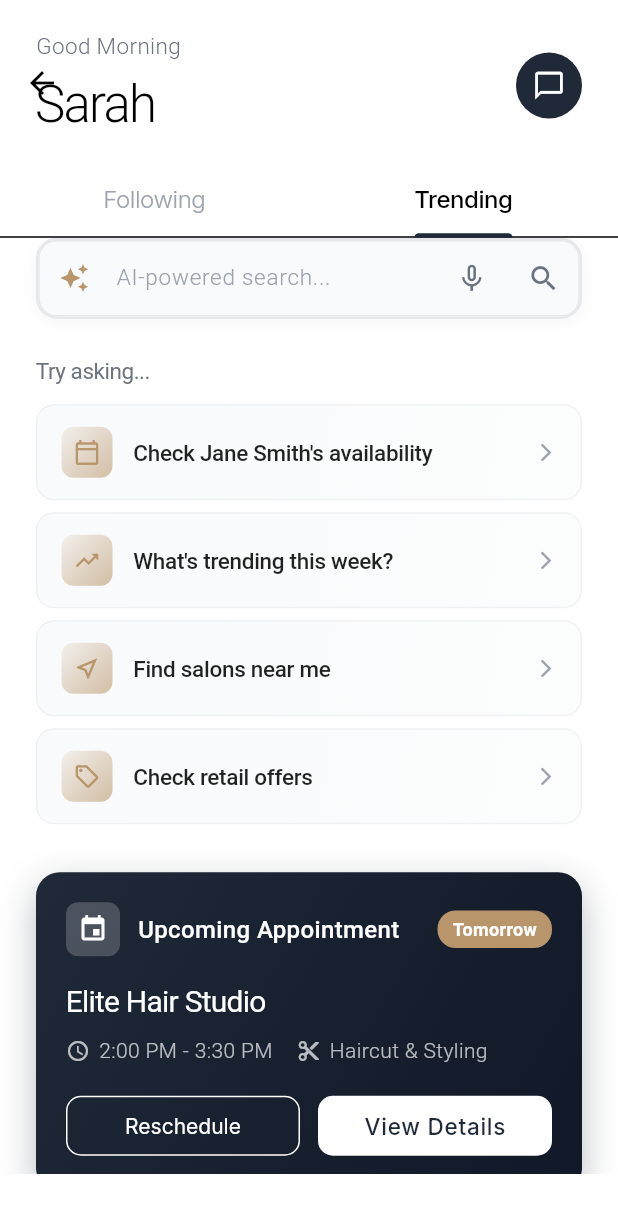
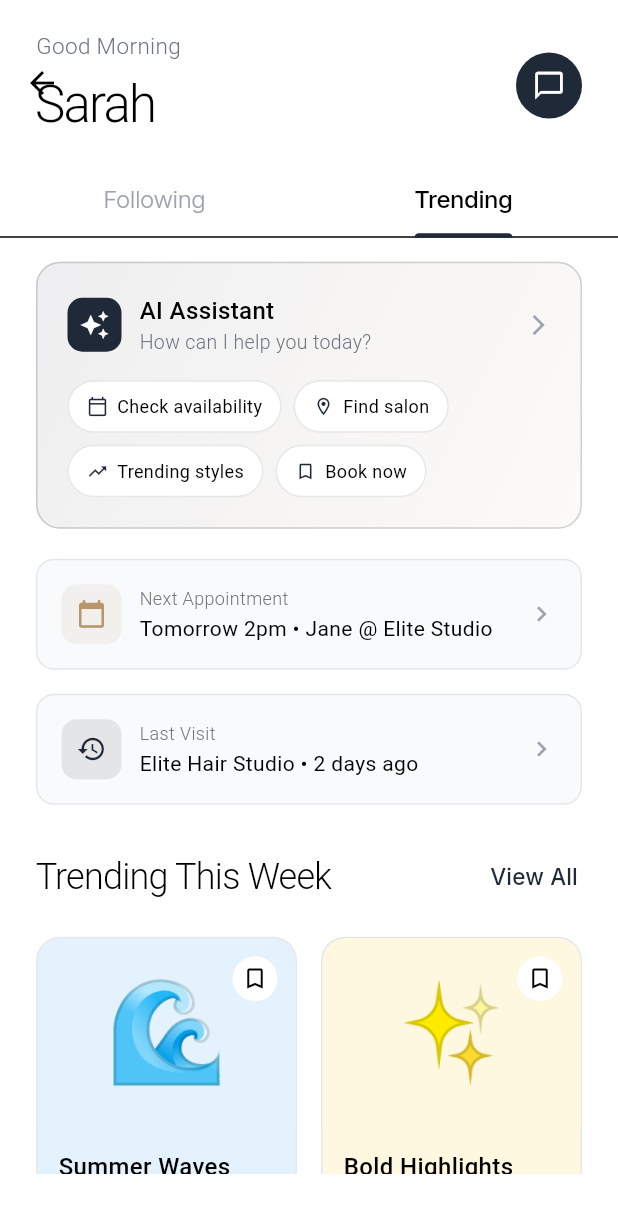
Before and after one commit to qunexadmin/Zelus, a Flutter app: the DiscoverTab screen opened directly, tab 2 chosen, on a phone screen of 412 x 824 dp. Shown: the top 1213 px of the screen. Run offline on Flutter 3.47's test engine with Material 3 defaults, Android fonts, the phone set to English and light mode, and no system bars; our stand-ins replace cached_network_image, dio, flutter_riverpod, freezed_annotation, go_router, google_fonts and 4 more; accounts and stored records are empty; generated files the repository leaves out were written again; network calls fail.

Commit message:
Refactor DiscoverTab for a cleaner, social-first experience in version 1.5.3
- Replaced the bulky AI-powered search bar with a compact AI Assistant Card for quick actions.
- Introduced compact versions of Upcoming Appointments and Recent Visits for a streamlined layout.
- Updated UI components to enhance user engagement and save space, resulting in a cleaner interface.
- Documented changes in PROJECT_OVERVIEW.md to reflect the new features and improved user experience.

```diff
--- a/mobile/lib/features/screens/discover_tab.dart
+++ b/mobile/lib/features/screens/discover_tab.dart
@@ -202,238 +202,22 @@ class _DiscoverTabState extends ConsumerState<DiscoverTab> with SingleTickerProv
       child: Column(
         crossAxisAlignment: CrossAxisAlignment.start,
         children: [
+                const SizedBox(height: 16),
 
-                // AI-Powered Search Bar with Voice
-                Padding(
-                  padding: const EdgeInsets.symmetric(horizontal: 24),
-                  child: Container(
-                    decoration: BoxDecoration(
-                      color: Colors.white,
-                      borderRadius: BorderRadius.circular(14),
-                      border: Border.all(color: AppTheme.borderLight, width: 1.5),
-                      boxShadow: [
-                        BoxShadow(
-                          color: Colors.black.withOpacity(0.04),
-                          blurRadius: 8,
-                          offset: const Offset(0, 2),
-                        ),
-                      ],
-                    ),
-                    child: TextField(
-                      controller: _searchController,
-                      onSubmitted: _handleSearch,
-                      style: const TextStyle(
-                        fontSize: 15,
-                        fontWeight: FontWeight.w300,
-                      ),
-                      decoration: InputDecoration(
-                        hintText: 'AI-powered search...',
-                        hintStyle: const TextStyle(
-                          color: AppTheme.textTertiary,
-                          fontSize: 15,
-                          fontWeight: FontWeight.w300,
-                        ),
-                        prefixIcon: _isSearching
-                            ? const Padding(
-                                padding: EdgeInsets.all(12),
-                                child: SizedBox(
-                                  width: 20,
-                                  height: 20,
-                                  child: CircularProgressIndicator(
-                                    strokeWidth: 2,
-                                    color: AppTheme.accentColor,
-                                  ),
-                                ),
-                              )
-                            : Container(
-                                padding: const EdgeInsets.all(12),
-                                child: const Icon(
-                                  Icons.auto_awesome,
-                                  color: AppTheme.accentColor,
-                                  size: 20,
-                                ),
-                              ),
-                        suffixIcon: Row(
-                          mainAxisSize: MainAxisSize.min,
-                          children: [
-                            IconButton(
-                              icon: const Icon(Icons.mic_none, size: 22),
-                              color: AppTheme.textSecondary,
-                              onPressed: () {
-                                HapticFeedback.lightImpact();
-                                // TODO: Implement voice search
-                                ScaffoldMessenger.of(context).showSnackBar(
-                                  const SnackBar(content: Text('Voice search coming soon!')),
-                                );
-                              },
-                            ),
-                            IconButton(
-                              icon: const Icon(Icons.search, size: 22),
-                              color: AppTheme.textSecondary,
-                              onPressed: () => _handleSearch(_searchController.text),
-                            ),
-                          ],
-                        ),
-                        border: InputBorder.none,
-                        contentPadding: const EdgeInsets.symmetric(
-                          horizontal: 20,
-                          vertical: 14,
-                        ),
-                      ),
-                    ),
-                  ),
-                ),
+                // AI Assistant Card (Compact)
+                _buildAIAssistantCard(),
 
-                const SizedBox(height: 24),
+                const SizedBox(height: 20),
 
-                // AI Search Suggestions
-                Padding(
-                  padding: const EdgeInsets.symmetric(horizontal: 24),
-                  child: Column(
-                    crossAxisAlignment: CrossAxisAlignment.start,
-                    children: [
-                      const Text(
-                        'Try asking...',
-                        style: TextStyle(
-                          fontSize: 15,
-                          fontWeight: FontWeight.w400,
-                          color: AppTheme.textSecondary,
-                          letterSpacing: -0.3,
-                        ),
-                      ),
-                      const SizedBox(height: 12),
-                      _buildSearchSuggestion(
-                        'Check Jane Smith\'s availability',
-                        Icons.calendar_today_outlined,
-                        onTap: () {
-                          _searchController.text = 'Jane Smith availability';
-                          _handleSearch(_searchController.text);
-                        },
-                      ),
-                      const SizedBox(height: 8),
-                      _buildSearchSuggestion(
-                        'What\'s trending this week?',
-                        Icons.trending_up,
-                        onTap: () {
-                          context.push('/trending');
-                        },
-                      ),
-                      const SizedBox(height: 8),
-                      _buildSearchSuggestion(
-                        'Find salons near me',
-                        Icons.near_me_outlined,
-                        onTap: () {
-                          context.push('/explore');
-                        },
-                      ),
-                      const SizedBox(height: 8),
-                      _buildSearchSuggestion(
-                        'Check retail offers',
-                        Icons.local_offer_outlined,
-                        onTap: () {
-                          // TODO: Navigate to retail offers section
-                          ScaffoldMessenger.of(context).showSnackBar(
-                            const SnackBar(content: Text('Retail offers coming soon!')),
-                          );
-                        },
-                      ),
-                    ],
-                  ),
-                ),
-
-                const SizedBox(height: 32),
-
-                // Upcoming Appointment Card
-                _buildUpcomingAppointment(),
-
-                const SizedBox(height: 32),
-
-                // Special Offers Section
-                _buildSpecialOffers(),
-
-                const SizedBox(height: 32),
-
-                // Recent Visits
-                Padding(
-                  padding: const EdgeInsets.symmetric(horizontal: 24),
-                  child: Row(
-                    mainAxisAlignment: MainAxisAlignment.spaceBetween,
-                    children: [
-                      const Text(
-                        'Recent Visits',
-                        style: TextStyle(
-                          fontSize: 24,
-                          fontWeight: FontWeight.w300,
-                          color: Colors.black,
-                          letterSpacing: -0.5,
-                        ),
-                      ),
-                      TextButton(
-                        onPressed: () {
-                          HapticFeedback.lightImpact();
-                          // Navigate to history
-                        },
-                        style: TextButton.styleFrom(
-                          foregroundColor: AppTheme.primaryColor,
-                          padding: EdgeInsets.zero,
-                        ),
-                        child: const Text(
-                          'See All',
-                          style: TextStyle(
-                            fontSize: 15,
-                            fontWeight: FontWeight.w500,
-                          ),
-                        ),
-                      ),
-                    ],
-                  ),
-                ),
+                // Upcoming Appointment (Compact)
+                _buildCompactUpcomingAppointment(),
 
                 const SizedBox(height: 16),
 
-                // Recent Visits - Enhanced with images
-                SizedBox(
-                  height: 220,
-                  child: ListView.builder(
-                    scrollDirection: Axis.horizontal,
-                    padding: const EdgeInsets.symmetric(horizontal: 20),
-                    itemCount: 3,
-                    itemBuilder: (context, index) {
-                      final visits = [
-                        {
-                          'name': 'Elite Hair Studio',
-                          'service': 'Haircut & Style',
-                          'date': '2 days ago',
-                          'id': '1',
-                          'image': '💇‍♀️'
-                        },
-                        {
-                          'name': 'Color Studio NYC',
-                          'service': 'Balayage Color',
-                          'date': '2 weeks ago',
-                          'id': '2',
-                          'image': '🎨'
-                        },
-                        {
-                          'name': 'Downtown Barbers',
-                          'service': 'Beard Trim',
-                          'date': '1 month ago',
-                          'id': '3',
-                          'image': '✂️'
-                        },
-                      ];
-                      return _buildRecentVisit(
-                        visits[index]['name']!,
-                        visits[index]['service']!,
-                        visits[index]['date']!,
-                        visits[index]['id']!,
-                        visits[index]['image']!,
-                      );
-                    },
-                  ),
-                ),
+                // Recent Visit (Compact)
+                _buildCompactRecentVisit(),
 
-                const SizedBox(height: 32),
+                const SizedBox(height: 24),
 
                 // Trending Styles with Images
                 Padding(
@@ -631,7 +415,7 @@ class _DiscoverTabState extends ConsumerState<DiscoverTab> with SingleTickerProv
               children: [
                 CircleAvatar(
                   radius: 20,
-                  backgroundImage: CachedNetworkImageProvider(post.stylistPhoto),
+                  backgroundImage: CachedNetworkImageProvider(post.stylistPhotoUrl),
                 ),
                 const SizedBox(width: 12),
                 Expanded(
@@ -670,7 +454,7 @@ class _DiscoverTabState extends ConsumerState<DiscoverTab> with SingleTickerProv
                       ),
                       const SizedBox(height: 2),
                       Text(
-                        post.timestamp,
+                        post.timeAgo,
                         style: const TextStyle(
                           fontSize: 12,
                           fontWeight: FontWeight.w300,
@@ -705,7 +489,7 @@ class _DiscoverTabState extends ConsumerState<DiscoverTab> with SingleTickerProv
               crossAxisAlignment: CrossAxisAlignment.start,
               children: [
                 Text(
-                  post.caption,
+                  post.content,
                   style: const TextStyle(
                     fontSize: 14,
                     fontWeight: FontWeight.w300,
@@ -717,6 +501,231 @@ class _DiscoverTabState extends ConsumerState<DiscoverTab> with SingleTickerProv
             ),
           ),
         ],
+      ),
+    );
+  }
+
+  Widget _buildAIAssistantCard() {
+    return Padding(
+      padding: const EdgeInsets.symmetric(horizontal: 24),
+      child: InkWell(
+        onTap: () {
+          HapticFeedback.lightImpact();
+          context.push('/chat');
+        },
+        borderRadius: BorderRadius.circular(16),
+        child: Container(
+          padding: const EdgeInsets.all(20),
+          decoration: BoxDecoration(
+            gradient: LinearGradient(
+              colors: [
+                AppTheme.primaryColor.withOpacity(0.08),
+                AppTheme.accentColor.withOpacity(0.05),
+              ],
+              begin: Alignment.topLeft,
+              end: Alignment.bottomRight,
+            ),
+            borderRadius: BorderRadius.circular(16),
+            border: Border.all(color: AppTheme.primaryColor.withOpacity(0.2)),
+          ),
+          child: Column(
+            crossAxisAlignment: CrossAxisAlignment.start,
+            children: [
+              Row(
+                children: [
+                  Container(
+                    padding: const EdgeInsets.all(8),
+                    decoration: BoxDecoration(
+                      color: AppTheme.primaryColor,
+                      borderRadius: BorderRadius.circular(10),
+                    ),
+                    child: const Icon(Icons.auto_awesome, color: Colors.white, size: 20),
+                  ),
+                  const SizedBox(width: 12),
+                  const Expanded(
+                    child: Column(
+                      crossAxisAlignment: CrossAxisAlignment.start,
+                      children: [
+                        Text(
+                          'AI Assistant',
+                          style: TextStyle(
+                            fontSize: 16,
+                            fontWeight: FontWeight.w500,
+                            color: Colors.black,
+                          ),
+                        ),
+                        Text(
+                          'How can I help you today?',
+                          style: TextStyle(
+                            fontSize: 13,
+                            fontWeight: FontWeight.w300,
+                            color: AppTheme.textSecondary,
+                          ),
+                        ),
+                      ],
+                    ),
+                  ),
+                  const Icon(Icons.arrow_forward_ios, size: 16, color: AppTheme.textTertiary),
+                ],
+              ),
+              const SizedBox(height: 16),
+              Wrap(
+                spacing: 8,
+                runSpacing: 8,
+                children: [
+                  _buildQuickActionChip('Check availability', Icons.calendar_today_outlined),
+                  _buildQuickActionChip('Find salon', Icons.location_on_outlined),
+                  _buildQuickActionChip('Trending styles', Icons.trending_up),
+                  _buildQuickActionChip('Book now', Icons.bookmark_outline),
+                ],
+              ),
+            ],
+          ),
+        ),
+      ),
+    );
+  }
+
+  Widget _buildQuickActionChip(String label, IconData icon) {
+    return Container(
+      padding: const EdgeInsets.symmetric(horizontal: 12, vertical: 8),
+      decoration: BoxDecoration(
+        color: Colors.white,
+        borderRadius: BorderRadius.circular(20),
+        border: Border.all(color: AppTheme.borderLight),
+      ),
+      child: Row(
+        mainAxisSize: MainAxisSize.min,
+        children: [
+          Icon(icon, size: 14, color: AppTheme.primaryColor),
+          const SizedBox(width: 6),
+          Text(
+            label,
+            style: const TextStyle(
+              fontSize: 12,
+              fontWeight: FontWeight.w400,
+              color: Colors.black,
+            ),
+          ),
+        ],
+      ),
+    );
+  }
+
+  Widget _buildCompactUpcomingAppointment() {
+    return Padding(
+      padding: const EdgeInsets.symmetric(horizontal: 24),
+      child: InkWell(
+        onTap: () {
+          HapticFeedback.lightImpact();
+          // Navigate to appointment details
+        },
+        borderRadius: BorderRadius.circular(12),
+        child: Container(
+          padding: const EdgeInsets.all(16),
+          decoration: BoxDecoration(
+            color: AppTheme.surfaceColor,
+            borderRadius: BorderRadius.circular(12),
+            border: Border.all(color: AppTheme.borderLight),
+          ),
+          child: Row(
+            children: [
+              Container(
+                padding: const EdgeInsets.all(10),
+                decoration: BoxDecoration(
+                  color: AppTheme.accentLight,
+                  borderRadius: BorderRadius.circular(10),
+                ),
+                child: const Icon(Icons.calendar_today, color: AppTheme.accentColor, size: 20),
+              ),
+              const SizedBox(width: 12),
+              const Expanded(
+                child: Column(
+                  crossAxisAlignment: CrossAxisAlignment.start,
+                  children: [
+                    Text(
+                      'Next Appointment',
+                      style: TextStyle(
+                        fontSize: 12,
+                        fontWeight: FontWeight.w300,
+                        color: AppTheme.textSecondary,
+                      ),
+                    ),
+                    SizedBox(height: 2),
+                    Text(
+                      'Tomorrow 2pm • Jane @ Elite Studio',
+                      style: TextStyle(
+                        fontSize: 14,
+                        fontWeight: FontWeight.w400,
+                        color: Colors.black,
+                      ),
+                    ),
+                  ],
+                ),
+              ),
+              const Icon(Icons.chevron_right, size: 20, color: AppTheme.textTertiary),
+            ],
+          ),
+        ),
+      ),
+    );
+  }
+
+  Widget _buildCompactRecentVisit() {
+    return Padding(
+      padding: const EdgeInsets.symmetric(horizontal: 24),
+      child: InkWell(
+        onTap: () {
+          HapticFeedback.lightImpact();
+          // Navigate to visit history
+        },
+        borderRadius: BorderRadius.circular(12),
+        child: Container(
+          padding: const EdgeInsets.all(16),
+          decoration: BoxDecoration(
+            color: AppTheme.surfaceColor,
+            borderRadius: BorderRadius.circular(12),
+            border: Border.all(color: AppTheme.borderLight),
+          ),
+          child: Row(
+            children: [
+              Container(
+                padding: const EdgeInsets.all(10),
+                decoration: BoxDecoration(
+                  color: AppTheme.primaryColor.withOpacity(0.1),
+                  borderRadius: BorderRadius.circular(10),
+                ),
+                child: const Icon(Icons.history, color: AppTheme.primaryColor, size: 20),
+              ),
+              const SizedBox(width: 12),
+              const Expanded(
+                child: Column(
+                  crossAxisAlignment: CrossAxisAlignment.start,
+                  children: [
+                    Text(
+                      'Last Visit',
+                      style: TextStyle(
+                        fontSize: 12,
+                        fontWeight: FontWeight.w300,
+                        color: AppTheme.textSecondary,
+                      ),
+                    ),
+                    SizedBox(height: 2),
+                    Text(
+                      'Elite Hair Studio • 2 days ago',
+                      style: TextStyle(
+                        fontSize: 14,
+                        fontWeight: FontWeight.w400,
+                        color: Colors.black,
+                      ),
+                    ),
+                  ],
+                ),
+              ),
+              const Icon(Icons.chevron_right, size: 20, color: AppTheme.textTertiary),
+            ],
+          ),
+        ),
       ),
     );
   }
```
Also changed, not shown: 1 other file.
